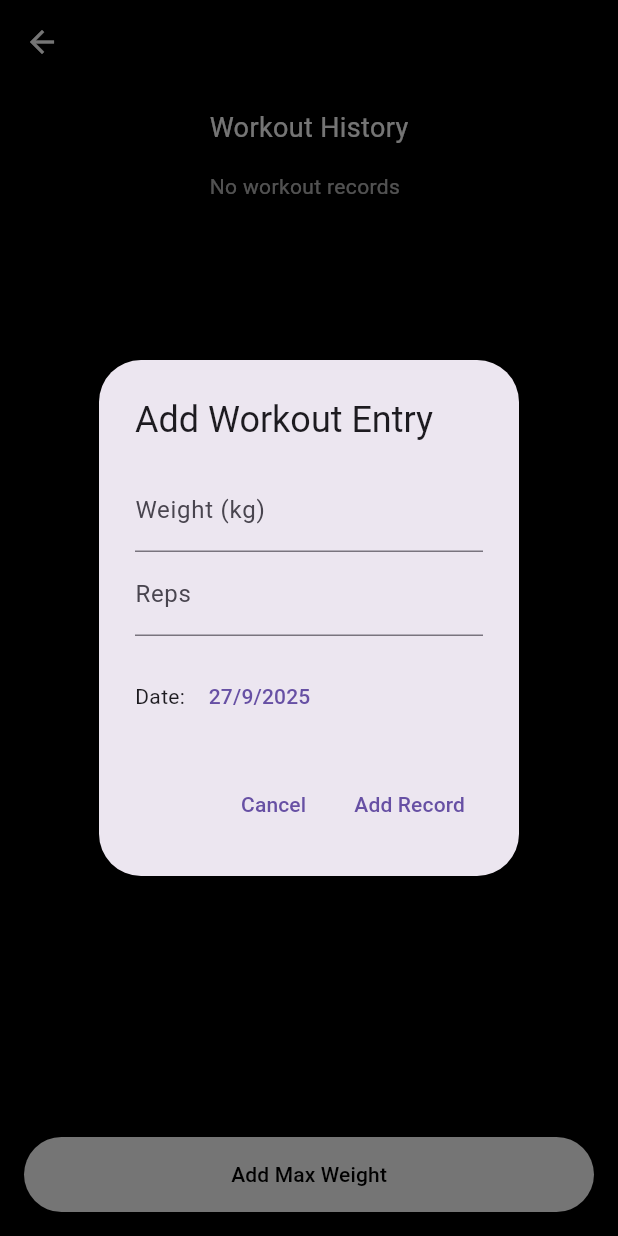
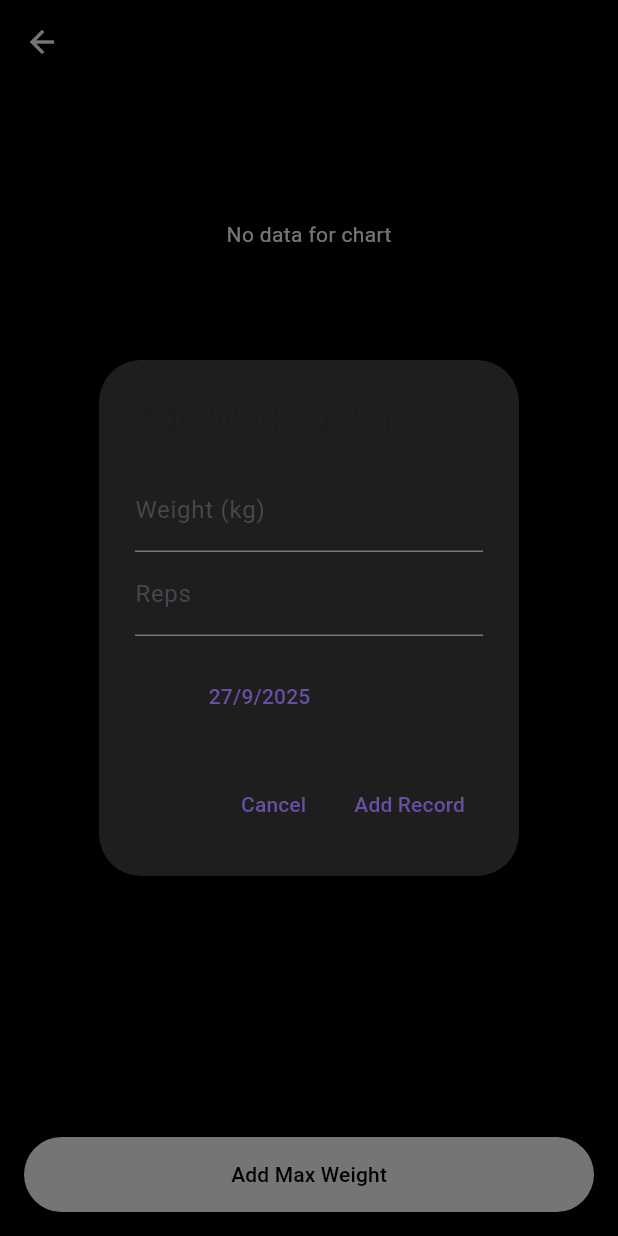
Before and after one commit to nazim1997/gym_max_tracker, a Flutter app: the ExerciseDetailScreen screen opened directly with empty values, after a tap on "Add Max Weight", on a phone screen of 412 x 824 dp. Run offline on Flutter 3.47's test engine with Material 3 defaults, Android fonts, the phone set to English and light mode, and no system bars; our stand-ins replace fl_chart, sqflite; accounts and stored records are empty.

Commit message:
-	Added graph for workout entries

```diff
--- a/lib/screens/exercise_detail_screen.dart
+++ b/lib/screens/exercise_detail_screen.dart
@@ -3,6 +3,7 @@ import '../models/exercise.dart';
 import '../widgets/add_workout_dialog.dart';
 import '../services/database_helper.dart';
 import '../models/workout_entry.dart';
+import 'package:fl_chart/fl_chart.dart';
 
 class ExerciseDetailScreen extends StatefulWidget {
   final Exercise exercise;
@@ -30,6 +31,36 @@ class _ExerciseDetailScreenState extends State<ExerciseDetailScreen> {
       body: Column(
         children: [
           // Placeholder for graph
+          Container(
+            height: 200,
+            padding: EdgeInsets.all(16),
+            child: FutureBuilder<List<WorkoutEntry>>(
+              future: DatabaseHelper().getWorkoutEntries(widget.exercise.id!),
+              builder: (context, snapshot) {
+                if (!snapshot.hasData || snapshot.data!.isEmpty) {
+                  return Center(child: Text('No data for chart', style: TextStyle(color: Colors.white)));
+                }
+
+                final entries = snapshot.data!.reversed.toList(); // Oldest first for chart
+                final spots = entries.asMap().entries.map((entry) {
+                  return FlSpot(entry.key.toDouble(), entry.value.weight);
+                }).toList();
+
+                return LineChart(
+                  LineChartData(
+                    lineBarsData: [
+                      LineChartBarData(
+                        spots: spots,
+                        isCurved: true,
+                        color: Colors.white,
+                      ),
+                    ],
+                    backgroundColor: Color(0xFF1E1E1E),
+                  ),
+                );
+              },
+            ),
+          ),
           Expanded(
             child: Padding(
               padding: EdgeInsets.all(16),
@@ -72,7 +103,7 @@ class _ExerciseDetailScreenState extends State<ExerciseDetailScreen> {
             ),
           ),
 
-          Spacer(),
+          // Spacer(),
 
           // Add Max Weight button
           Padding(
--- a/lib/widgets/add_workout_dialog.dart
+++ b/lib/widgets/add_workout_dialog.dart
@@ -19,7 +19,9 @@ class _AddWorkoutDialogState extends State<AddWorkoutDialog> {
   @override
   Widget build(BuildContext context) {
     return AlertDialog(
+      backgroundColor: const Color(0xFF1E1E1E),
       title: Text('Add Workout Entry'),
+      // color: Color(0xFF1E1E1E),
       content: Column(
         mainAxisSize: MainAxisSize.min,
         children: [
--- a/pubspec.yaml
+++ b/pubspec.yaml
@@ -15,7 +15,7 @@ dependencies:
   path: ^1.8.3
 
   # Charts
-  fl_chart: ^0.62.0
+  fl_chart: ^0.68.0
 
   # Icons
   cupertino_icons: ^1.0.5
```
